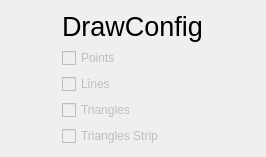
Above: src/widgets/UI/DrawConfigView.ui from DisonGo/s21_3DViewer before the change. Below: the same form after it.
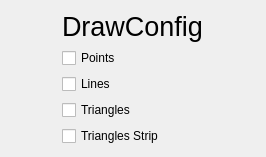
That is the form after the change.

Commit message: 3DViewer_2_0_. WIP. Remove base Plane. Added Point object. Focus point now generates at camera focus point. Removed debug outputs. Draw method of Object3D now virtual.

```diff
--- a/src/widgets/UI/DrawConfigView.ui
+++ b/src/widgets/UI/DrawConfigView.ui
@@ -37,7 +37,7 @@
      <item row="1" column="0">
       <widget class="QCheckBox" name="PointsCheckBox">
        <property name="enabled">
-        <bool>false</bool>
+        <bool>true</bool>
        </property>
        <property name="text">
         <string>Points</string>
@@ -47,7 +47,7 @@
      <item row="2" column="0">
       <widget class="QCheckBox" name="LinesCheckBox">
        <property name="enabled">
-        <bool>false</bool>
+        <bool>true</bool>
        </property>
        <property name="text">
         <string>Lines</string>
@@ -57,7 +57,7 @@
      <item row="3" column="0">
       <widget class="QCheckBox" name="TrianglesCheckBox">
        <property name="enabled">
-        <bool>false</bool>
+        <bool>true</bool>
        </property>
        <property name="text">
         <string>Triangles</string>
@@ -67,7 +67,7 @@
      <item row="4" column="0">
       <widget class="QCheckBox" name="TrianglesStripCheckBox">
        <property name="enabled">
-        <bool>false</bool>
+        <bool>true</bool>
        </property>
        <property name="text">
         <string>Triangles Strip</string>
```
The commit also changes 14 other files.
